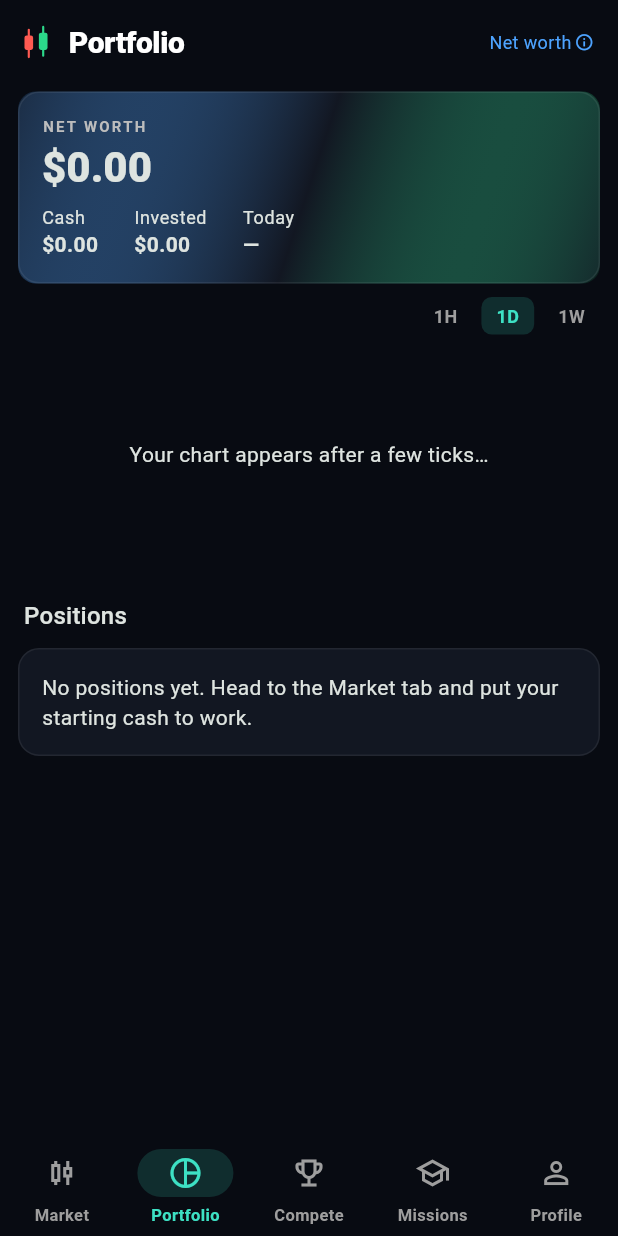
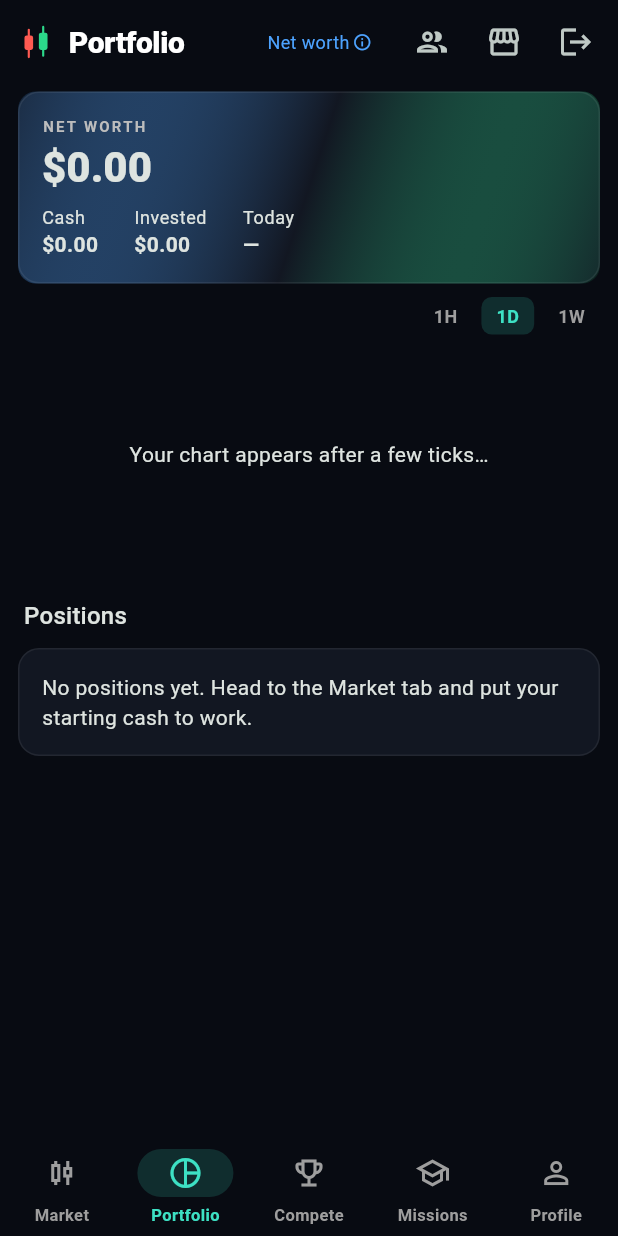
Before and after one commit to Reapa/tickr, a Flutter app: the screen it shows once a user with an empty profile is signed in, item 2 of the bottom bar chosen, on a phone screen of 412 x 824 dp. Run offline on Flutter 3.47's test engine with Material 3 defaults, Android fonts, the phone set to English and light mode, and no system bars; our stand-ins replace fl_chart, flutter_riverpod, go_router, supabase_flutter; accounts and stored records are empty; network calls fail.

Commit message:
QoL: persistent nav actions, live friends, mobile chart/button/celebration polish
- Friends/Store/Sign out are now always visible top-right on every main
  screen (with a live incoming-request badge); Friends & Store promoted to
  top-level routes reachable from anywhere.
- Friend graph is realtime: accepted requests and new incoming requests
  appear without a reload (Supabase Realtime on friendships, RLS-scoped).
- Candle chart OHLC tooltip now clears on finger-up (manual tooltip control
  + a raw pointer Listener), instead of sticking after a tap.
- Buy/Sell/Leverage(Unlock) buttons no longer squash or wrap on phones
  (tighter padding, single-line scale-down labels).
- Level-up / daily-reward celebration redesigned: constrained, theme-
  consistent card; wrapped in a transparent Material to kill the debug
  yellow underline on overlay text.

Co-Authored-By: Claude Opus 4.8 <noreply@anthropic.com>

```diff
--- a/app/lib/core/brand.dart
+++ b/app/lib/core/brand.dart
@@ -1,6 +1,7 @@
 import 'package:flutter/material.dart';
 
 import 'theme.dart';
+import 'widgets/nav_actions.dart';
 
 /// Tickr brand constants and logo lockup.
 ///
@@ -115,11 +116,14 @@ class TickrLogo extends StatelessWidget {
 }
 
 /// A consistent app bar carrying the Tickr mark next to the section title —
-/// keeps the brand present on every screen.
+/// keeps the brand present on every screen. The persistent Friends / Store /
+/// Sign-out actions are appended on the right (after any [actions]) so they're
+/// reachable from every main screen; pass `globalActions: false` to omit them.
 AppBar tickrAppBar({
   required String title,
-  List<Widget>? actions,
+  List<Widget> actions = const [],
   PreferredSizeWidget? bottom,
+  bool globalActions = true,
 }) {
   return AppBar(
     titleSpacing: 12,
@@ -131,7 +135,10 @@ AppBar tickrAppBar({
         Text(title),
       ],
     ),
-    actions: actions,
+    actions: [
+      ...actions,
+      if (globalActions) const TickrActions(),
+    ],
     bottom: bottom,
   );
 }
--- a/app/lib/core/router.dart
+++ b/app/lib/core/router.dart
@@ -49,6 +49,16 @@ final routerProvider = Provider<GoRouter>((ref) {
     },
     routes: [
       GoRoute(path: '/signin', builder: (context, state) => const SignInScreen()),
+      // Reachable from every screen via the top-right actions, so they live at
+      // the top level and present over whichever tab you're on.
+      GoRoute(
+        path: '/friends',
+        builder: (context, state) => const FriendsScreen(),
+      ),
+      GoRoute(
+        path: '/store',
+        builder: (context, state) => const StoreScreen(),
+      ),
       StatefulShellRoute.indexedStack(
         builder: (context, state, shell) => ShellScreen(shell: shell),
         branches: [
@@ -75,12 +85,6 @@ final routerProvider = Provider<GoRouter>((ref) {
             GoRoute(
               path: '/compete',
               builder: (context, state) => const CompeteScreen(),
-              routes: [
-                GoRoute(
-                  path: 'friends',
-                  builder: (context, state) => const FriendsScreen(),
-                ),
-              ],
             ),
           ]),
           StatefulShellBranch(routes: [
@@ -93,12 +97,6 @@ final routerProvider = Provider<GoRouter>((ref) {
             GoRoute(
               path: '/profile',
               builder: (context, state) => const ProfileScreen(),
-              routes: [
-                GoRoute(
-                  path: 'store',
-                  builder: (context, state) => const StoreScreen(),
-                ),
-              ],
             ),
           ]),
         ],
--- /dev/null
+++ b/app/lib/core/widgets/nav_actions.dart
@@ -0,0 +1,77 @@
+import 'package:flutter/material.dart';
+import 'package:flutter_riverpod/flutter_riverpod.dart';
+import 'package:go_router/go_router.dart';
+
+import '../../features/auth/data/auth_repository.dart';
+import '../../features/social/data/social_repository.dart';
+import '../theme.dart';
+
+/// The persistent top-right actions carried on every main screen: quick access
+/// to Friends (with a live incoming-request badge), the Store, and Sign out.
+/// Rendered as a single row so screens can drop it straight into `actions:`.
+class TickrActions extends ConsumerWidget {
+  const TickrActions({super.key, this.leading = const []});
+
+  /// Page-specific actions shown to the left of the standard set.
+  final List<Widget> leading;
+
+  @override
+  Widget build(BuildContext context, WidgetRef ref) {
+    final incoming = ref
+            .watch(friendsProvider)
+            .value
+            ?.where((f) => f.isIncomingRequest)
+            .length ??
+        0;
+
+    return Row(
+      mainAxisSize: MainAxisSize.min,
+      children: [
+        ...leading,
+        IconButton(
+          tooltip: incoming > 0 ? 'Friends · $incoming request(s)' : 'Friends',
+          icon: incoming > 0
+              ? Badge(
+                  label: Text('$incoming'),
+                  backgroundColor: AppTheme.down,
+                  child: const Icon(Icons.group_outlined),
+                )
+              : const Icon(Icons.group_outlined),
+          onPressed: () => context.push('/friends'),
+        ),
+        IconButton(
+          tooltip: 'Store',
+          icon: const Icon(Icons.storefront_outlined),
+          onPressed: () => context.push('/store'),
+        ),
+        IconButton(
+          tooltip: 'Sign out',
+          icon: const Icon(Icons.logout),
+          onPressed: () => _confirmSignOut(context, ref),
+        ),
+        const SizedBox(width: 4),
+      ],
+    );
+  }
+
+  Future<void> _confirmSignOut(BuildContext context, WidgetRef ref) async {
+    final confirmed = await showDialog<bool>(
+      context: context,
+      builder: (context) => AlertDialog(
+        title: const Text('Sign out?'),
+        content: const Text("You'll need to sign back in to keep trading."),
+        actions: [
+          TextButton(
+              onPressed: () => Navigator.pop(context, false),
+              child: const Text('Cancel')),
+          FilledButton(
+              onPressed: () => Navigator.pop(context, true),
+              child: const Text('Sign out')),
+        ],
+      ),
+    );
+    if (confirmed == true) {
+      await ref.read(authRepositoryProvider).signOut();
+    }
+  }
+}
```
Also changed, not shown: app/lib/core/widgets/celebration.dart (+54 -23 lines), app/lib/features/competition/presentation/compete_screen.dart (+0 -8 lines), app/lib/features/market/presentation/asset_detail_screen.dart (+37 -16 lines), app/lib/features/market/presentation/price_chart.dart (+39 -1 lines), app/lib/features/profile/presentation/profile_screen.dart (+1 -17 lines), app/lib/features/social/data/social_repository.dart (+43 -3 lines).
